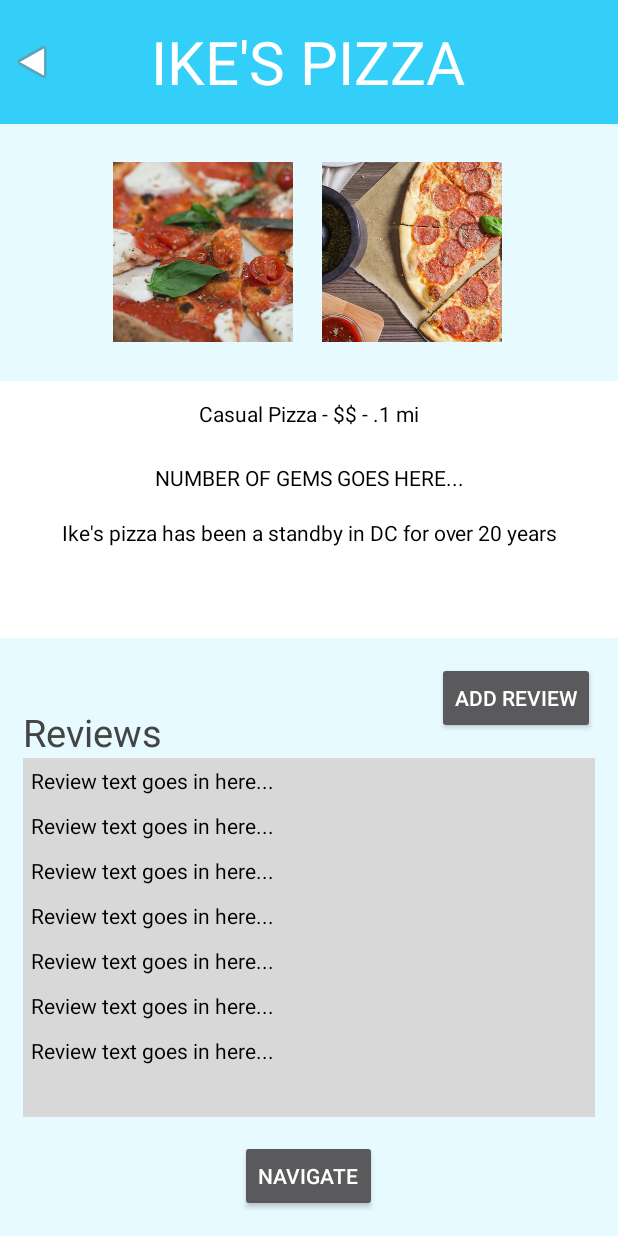
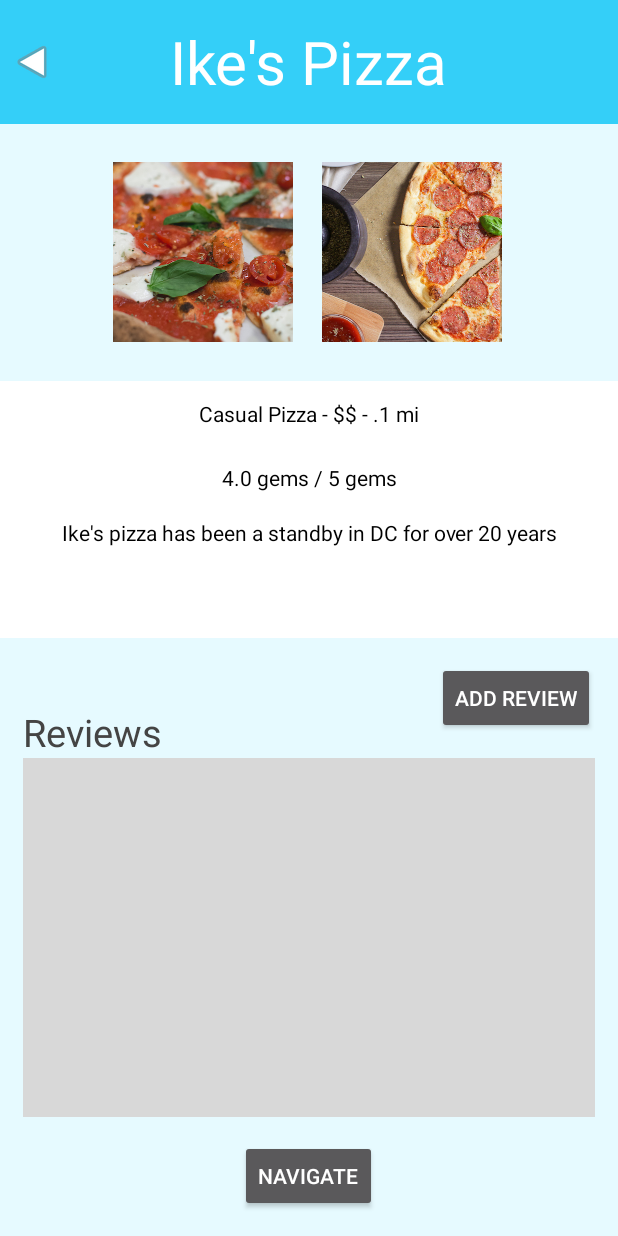
Before and after one commit to ptar104/HiddenGems, an Android app: the GemInfoActivity screen opened directly, with no data from a screen before it, on a phone screen of 412 x 824 dp. Run offline under Robolectric (Android 15) with nearby library versions, the phone set to English and light mode, and no system bars.

Commit message:
Added Navigation
Added link to the navigation app upon clicking the navigate button.
Also made Gem Info screen more dynamic.

```diff
--- a/app/build.gradle
+++ b/app/build.gradle
@@ -25,6 +25,7 @@
         exclude group: 'com.android.support', module: 'support-annotations'
     })
     compile 'com.android.support:appcompat-v7:24.2.1'
-    compile 'com.google.android.gms:play-services:9.6.0'
+    compile 'com.google.android.gms:play-services-maps:9.8.0'
+    compile 'com.google.android.gms:play-services-places:10.0.1'
     testCompile 'junit:junit:4.12'
 }
--- a/app/src/main/AndroidManifest.xml
+++ b/app/src/main/AndroidManifest.xml
@@ -43,7 +43,8 @@
             android:screenOrientation="portrait" ></activity>
         <activity
             android:name=".GemInfoActivity"
-            android:screenOrientation="portrait" ></activity>
+            android:screenOrientation="portrait" >
+        </activity>
         <activity
             android:name=".AddGemActivity"
             android:screenOrientation="portrait" ></activity>
--- a/app/src/main/java/com/capstone/petros/hiddengems/GemInfoActivity.java
+++ b/app/src/main/java/com/capstone/petros/hiddengems/GemInfoActivity.java
@@ -6,15 +6,46 @@
 import android.view.View;
 import android.widget.Button;
 import android.widget.ImageButton;
+import android.net.Uri;
+import android.widget.TextView;
+
+import com.google.android.gms.maps.model.LatLng;
+
+import java.util.ArrayList;
 
 public class GemInfoActivity extends AppCompatActivity {
 
     final int CREATE_REVIEW = 828;
+    GemInformation gem;
 
     @Override
     protected void onCreate(Bundle savedInstanceState) {
         super.onCreate(savedInstanceState);
         setContentView(R.layout.activity_gem_info);
+
+
+        // Because we haven't sent in the gem info yet, I'm just going to make a fake gem
+        // for Ike's pizza.
+        ArrayList<GemInformation.Category> al = new ArrayList<>();
+        al.add(GemInformation.Category.RESTAURANT);
+        gem = new GemInformation(4, "Yummy!", "Ike's pizza has been a standby in DC for over " +
+                "20 years", al, 38.985910, -76.943);
+        gem.setGemName("Ike's Pizza");
+
+        //Update the UI...
+        TextView title = (TextView)findViewById(R.id.textViewGemTitle);
+        title.setText(gem.getGemName());
+        TextView quickInfo = (TextView)findViewById(R.id.textViewQuickInfo);
+        quickInfo.setText("Casual Pizza - $$ - .1 mi"); // TODO: NEED TO ADD THIS TO GEM INFO,
+                                                        // AND CALCULATE DISTANCE.
+        TextView reviews = (TextView)findViewById(R.id.textViewNumberOfGems);
+        reviews.setText(gem.getRating()+" gems / 5 gems"); // TODO: Update with images.
+        TextView description = (TextView)findViewById(R.id.textViewDescription);
+        description.setText(gem.getDescription());
+        // And now go through arraylist of reviews!!
+        for(String s : gem.getReviews()){
+            // TODO: Yoshi said he took care of updating the reviews.
+        }
 
         final ImageButton backButton = (ImageButton)findViewById(R.id.detailsBackButton);
         backButton.setOnClickListener(new View.OnClickListener() {
@@ -28,7 +59,7 @@
         navigateButton.setOnClickListener(new View.OnClickListener() {
             @Override
             public void onClick(View view) {
-                finish();
+                launchNavigation(view);
             }
         });
 
@@ -42,4 +73,12 @@
             }
         });
     }
+
+    public void launchNavigation(View button){
+        Uri navigationUri = Uri.parse("google.navigation:q="+gem.getLocation().latitude+","+
+        gem.getLocation().longitude+"&mode=w");
+        Intent navigationIntent = new Intent(Intent.ACTION_VIEW, navigationUri);
+        navigationIntent.setPackage("com.google.android.apps.maps");
+        startActivity(navigationIntent);
+    }
 }
--- a/app/src/main/java/com/capstone/petros/hiddengems/GemInformation.java
+++ b/app/src/main/java/com/capstone/petros/hiddengems/GemInformation.java
@@ -101,6 +101,11 @@
         description = s;
     }
 
+    // Get the description
+    public String getDescription() {
+        return description;
+    }
+
     // Set category of Gem
     public void setCategory(ArrayList<Category> category) {
         this.category = category;
@@ -112,7 +117,7 @@
     }
 
     public LatLng getLocation() {
-        return new LatLng(this.latitude, this.longitude);
+        return new LatLng(latitude,longitude);
     }
 
     @Override
--- a/app/src/main/res/layout/activity_gem_info.xml
+++ b/app/src/main/res/layout/activity_gem_info.xml
@@ -22,7 +22,8 @@
             android:layout_centerVertical="true"
             android:textSize="40dp"
             android:textColor="#FFFFFFFF"
-            android:text="IKE'S PIZZA" />
+            android:id="@+id/textViewGemTitle"
+            android:text="..." />
 
         <ImageButton
             android:layout_width="wrap_content"
@@ -54,7 +55,7 @@
             <ImageView
                 app:srcCompat="@drawable/pizza1"
                 android:scaleType="center"
-                android:id="@+id/imageView2"
+                android:id="@+id/imageView1"
                 android:layout_width="120dp"
                 android:layout_height="120dp"
                 android:layout_centerVertical="true"
@@ -66,12 +67,12 @@
             <ImageView
                 app:srcCompat="@drawable/pizza2"
                 android:scaleType="center"
-                android:id="@+id/imageView"
+                android:id="@+id/imageView2"
                 android:layout_width="120dp"
                 android:layout_height="120dp"
-                android:layout_alignTop="@+id/imageView2"
-                android:layout_toRightOf="@+id/imageView2"
-                android:layout_toEndOf="@+id/imageView2"
+                android:layout_alignTop="@+id/imageView1"
+                android:layout_toRightOf="@+id/imageView1"
+                android:layout_toEndOf="@+id/imageView1"
                 android:layout_marginLeft="19dp"
                 android:layout_marginStart="19dp" />
         </RelativeLayout>
@@ -93,18 +94,19 @@
                     android:layout_width="match_parent"
                     android:layout_height="match_parent"
                     android:layout_weight="1"
-                    android:text="Casual Pizza - $$ - .1 mi"
+                    android:text="..."
                     android:textColor="#FF000000"
                     android:gravity="center"
-                    />
+                    android:id="@+id/textViewQuickInfo" />
 
                 <TextView
                     android:layout_width="match_parent"
                     android:layout_height="match_parent"
                     android:layout_weight="1"
-                    android:text="NUMBER OF GEMS GOES HERE..."
+                    android:text="..."
                     android:textColor="#FF000000"
-                    android:gravity="center"/>
+                    android:gravity="center"
+                    android:id="@+id/textViewNumberOfGems"/>
             </LinearLayout>
 
             <TextView
@@ -114,10 +116,11 @@
                 android:paddingLeft="20dp"
                 android:paddingRight="20dp"
                 android:paddingTop="5dp"
-                android:text="Ike's pizza has been a standby in DC for over 20 years"
+                android:text="..."
                 android:textColor="#FF000000"
                 android:textAlignment="center"
-                android:gravity="top"/>
+                android:gravity="top"
+                android:id="@+id/textViewDescription"/>
 
 
 
@@ -165,56 +168,10 @@
                 <LinearLayout
                     android:layout_width="match_parent"
                     android:layout_height="match_parent"
-                    android:orientation="vertical">
+                    android:orientation="vertical"
+                    android:id="@+id/linearLayoutReviewBox">
 
-                    <TextView
-                        android:layout_width="wrap_content"
-                        android:layout_height="wrap_content"
-                        android:text="Review text goes in here..."
-                        android:textColor="#FF000000"
-                        android:layout_margin="5dp"/>
 
-                    <TextView
-                        android:layout_width="wrap_content"
-                        android:layout_height="wrap_content"
-                        android:text="Review text goes in here..."
-                        android:textColor="#FF000000"
-                        android:layout_margin="5dp"/>
-
-                    <TextView
-                        android:layout_width="wrap_content"
-                        android:layout_height="wrap_content"
-                        android:text="Review text goes in here..."
-                        android:textColor="#FF000000"
-                        android:layout_margin="5dp"/>
-
-                    <TextView
-                        android:layout_width="wrap_content"
-                        android:layout_height="wrap_content"
-                        android:text="Review text goes in here..."
-                        android:textColor="#FF000000"
-                        android:layout_margin="5dp"/>
-
-                    <TextView
-                        android:layout_width="wrap_content"
-                        android:layout_height="wrap_content"
-                        android:text="Review text goes in here..."
-                        android:textColor="#FF000000"
-                        android:layout_margin="5dp"/>
-
-                    <TextView
-                        android:layout_width="wrap_content"
-                        android:layout_height="wrap_content"
-                        android:text="Review text goes in here..."
-                        android:textColor="#FF000000"
-                        android:layout_margin="5dp"/>
-
-                    <TextView
-                        android:layout_width="wrap_content"
-                        android:layout_height="wrap_content"
-                        android:text="Review text goes in here..."
-                        android:textColor="#FF000000"
-                        android:layout_margin="5dp"/>
 
                 </LinearLayout>
 
```
